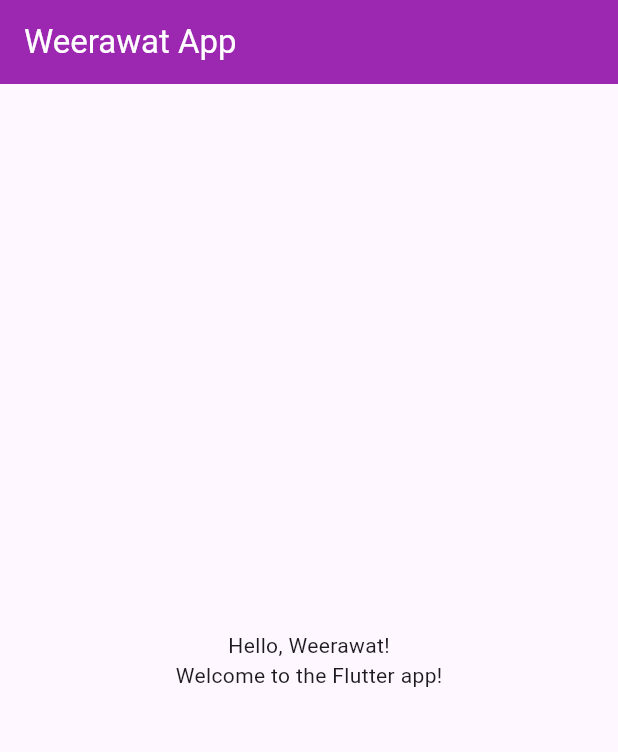
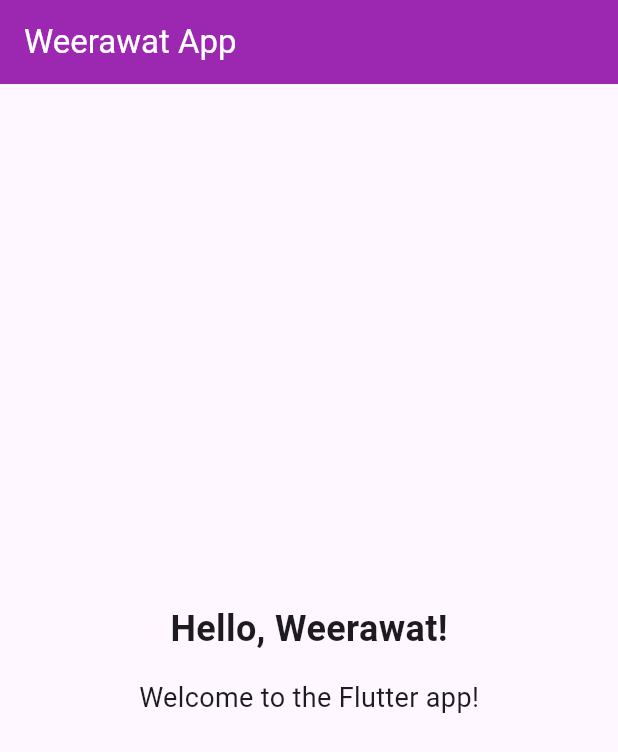
Before and after one commit to Godtasan552/flutter_empty_app, a Flutter app: the screen it shows after launch, on a phone screen of 412 x 824 dp. Shown: the top 752 px of the screen. Run offline on Flutter 3.47's test engine with Material 3 defaults, Android fonts, the phone set to English and light mode, and no system bars.

Commit message:
set alignment and edit text

```diff
--- a/lib/my_new_page.dart
+++ b/lib/my_new_page.dart
@@ -18,8 +18,9 @@ class _MyHomePageState extends State<MyHomePage> {
         child: Column(
           mainAxisAlignment: MainAxisAlignment.center,
           children: [
-            Text("Hello, Weerawat!"),
-            Text("Welcome to the Flutter app!")
+            Text("Hello, Weerawat!",style: TextStyle(fontSize: 24 , fontWeight: FontWeight.bold),),
+            SizedBox(height: 16),
+            Text("Welcome to the Flutter app!", style: TextStyle(fontSize: 18),)
           ],
         ),
       ),
```
